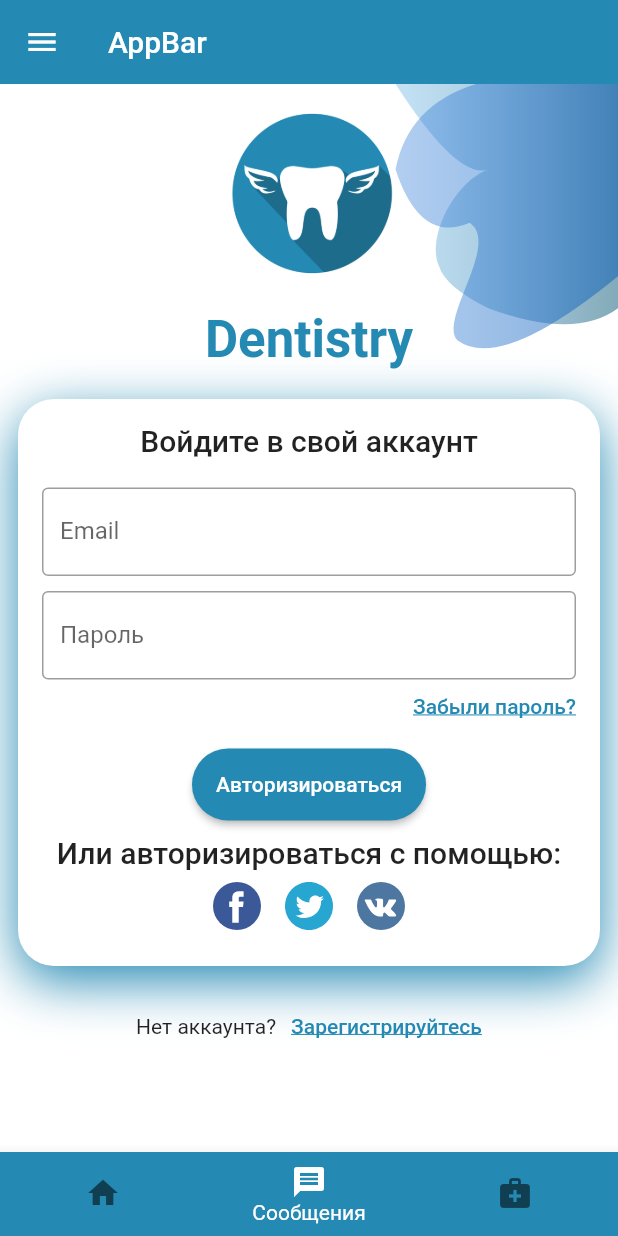
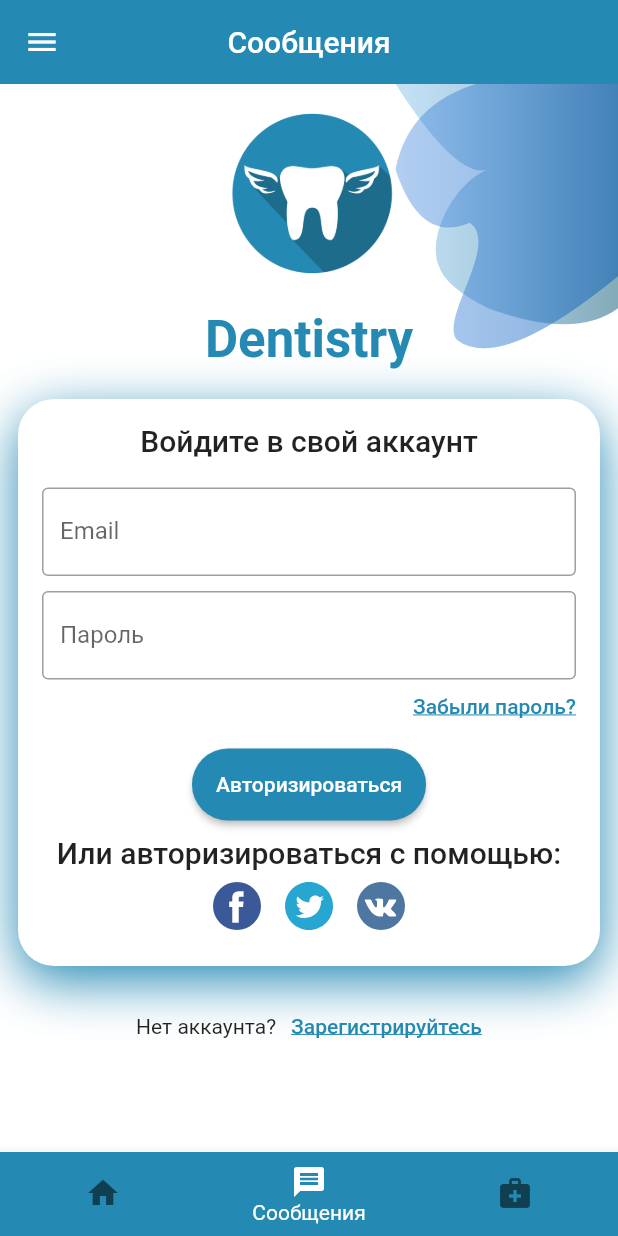
Before and after one commit to Toyho/dentistry_app, a Flutter app: the StartScreen screen opened by its route, item 2 of the bottom bar chosen, on a phone screen of 412 x 824 dp. Run offline on Flutter 3.47's test engine with Material 2 defaults, Android fonts, the phone set to English and light mode, and no system bars; our stand-ins replace flutter_svg; network calls fail.

Commit message:
Изменено положение тайтла в аппбаре

```diff
--- a/lib/start_screen.dart
+++ b/lib/start_screen.dart
@@ -27,6 +27,8 @@ class _StartScreenState extends State<StartScreen> {
 
   int _currentIndex = 0;
 
+  List<String> listBottomBar = ["Главная", "Сообщения", "Врачи"];
+
   void _onItemTipped(int index) {
     setState(() {
       _currentIndex = index;
@@ -38,7 +40,8 @@ class _StartScreenState extends State<StartScreen> {
     return Scaffold(
       appBar: AppBar(
         elevation: 0,
-        title: Text("AppBar"),
+        centerTitle: true,
+        title: Text(listBottomBar[_currentIndex]),
         backgroundColor: Theme.of(context).primaryColor,
       ),
       body: SafeArea(
```
